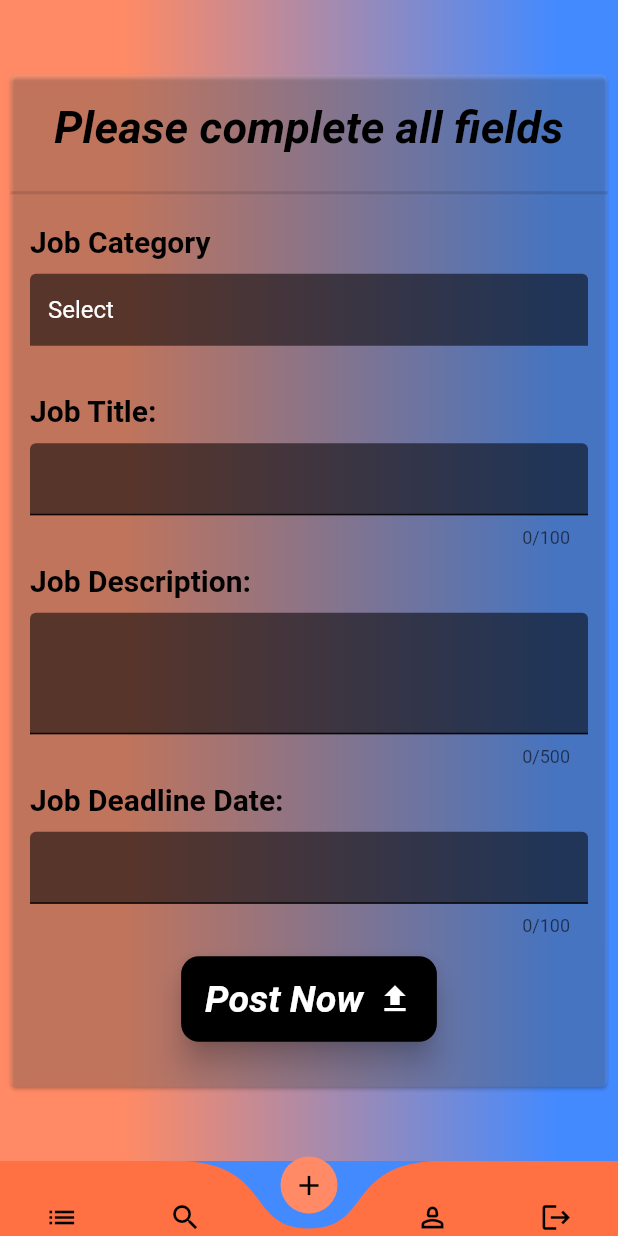
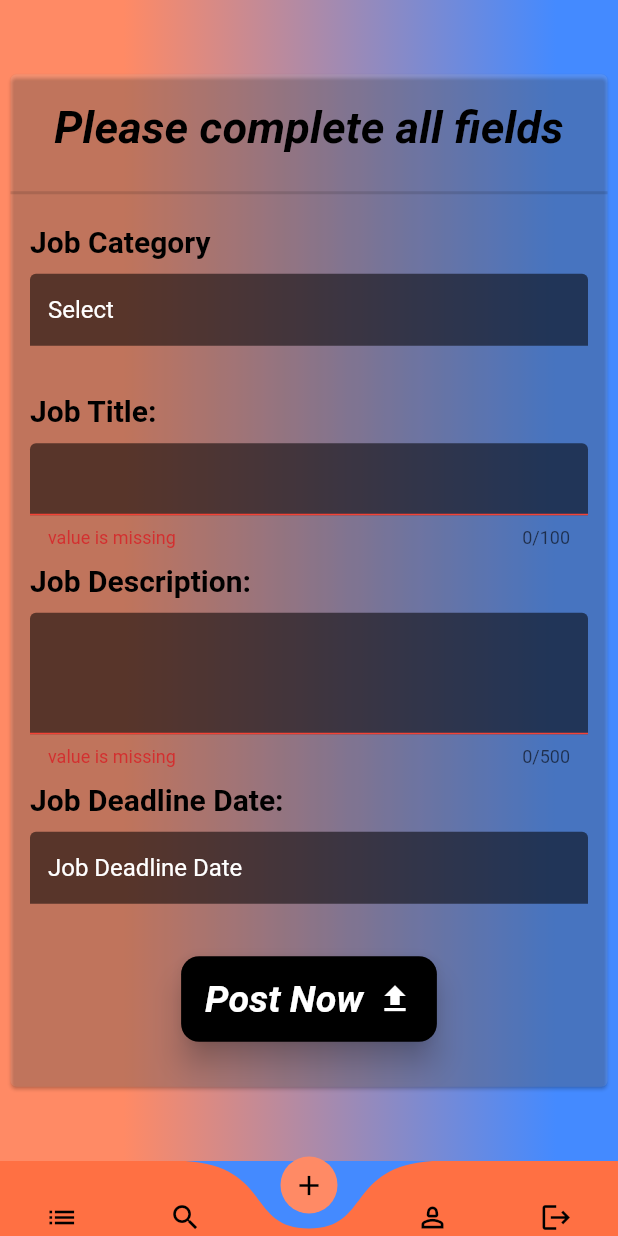
Before and after one commit to fitlaunch/ijob_CC, a Flutter app: the screen it shows once a user with an empty profile is signed in, item 3 of the bottom bar chosen, after a tap on "Post Now", on a phone screen of 412 x 824 dp. Run offline on Flutter 3.47's test engine with Material 2 defaults, Android fonts, the phone set to English and light mode, and no system bars; drawn by our look-alikes of curved_navigation_bar; our stand-ins replace cached_network_image, cloud_firestore, firebase_auth, firebase_core, firebase_storage, fluttertoast and 2 more; accounts and stored records are empty; network calls fail.

Commit message:
tie to job form to firebase and add date picker

```diff
--- a/lib/Jobs/upload_job.dart
+++ b/lib/Jobs/upload_job.dart
@@ -1,6 +1,12 @@
+import 'package:cloud_firestore/cloud_firestore.dart';
+import 'package:firebase_auth/firebase_auth.dart';
 import 'package:flutter/material.dart';
+import 'package:fluttertoast/fluttertoast.dart';
+import 'package:ijob_code_cafe/Services/global_method.dart';
+import 'package:uuid/uuid.dart';
 
 import '../Persistent/persistent.dart';
+import '../Services/global_variables.dart';
 import '../Widgets/bottom_nav_bar.dart';
 
 class UploadJobNow extends StatefulWidget {
@@ -12,15 +18,26 @@ class UploadJobNow extends StatefulWidget {
 
 class _UploadJobNowState extends State<UploadJobNow> {
   final _formKey = GlobalKey<FormState>();
+  bool _isLoading = false;
+  DateTime? picked;
+  Timestamp? deadlineDateTimeStamp;
 
   final TextEditingController _jobCategoryController =
       TextEditingController(text: 'Select');
   final TextEditingController _jobTitleController = TextEditingController();
   final TextEditingController _jobDescriptionController =
       TextEditingController();
-  final TextEditingController _jobDeadlineController = TextEditingController();
+  final TextEditingController _jobDeadlineController =
+      TextEditingController(text: 'Job Deadline Date');
 
-  bool _isLoading = false;
+  @override
+  void dispose() {
+    super.dispose();
+    _jobCategoryController.dispose();
+    _jobDeadlineController.dispose();
+    _jobDescriptionController.dispose();
+    _jobTitleController.dispose();
+  }
 
   Widget _textTitles({required String label}) {
     return Padding(
@@ -145,6 +162,93 @@ class _UploadJobNowState extends State<UploadJobNow> {
         });
   }
 
+  void _pickDateDialog() async {
+    picked = await showDatePicker(
+      context: context,
+      initialDate: DateTime.now(),
+      firstDate: DateTime.now().subtract(
+        const Duration(days: 0),
+      ),
+      lastDate: DateTime(2100),
+    );
+    if (picked != null) {
+      setState(() {
+        _jobDeadlineController.text =
+            '${picked!.year} - ${picked!.month} - ${picked!.day}';
+
+        ///need this for firebase?  works without.
+        deadlineDateTimeStamp = Timestamp.fromMicrosecondsSinceEpoch(
+            picked!.microsecondsSinceEpoch);
+      });
+    }
+  }
+
+  void _uploadTask() async {
+    final jobId = const Uuid().v4();
+    User? user = FirebaseAuth.instance.currentUser;
+    final _uid = user!.uid;
+    final isValid = _formKey.currentState!.validate();
+
+    if (isValid) {
+      if (_jobDeadlineController.text == 'Choose job Deadline date' ||
+          _jobCategoryController.text == 'Choose job category') {
+        GlobalMethod.showErrorDialog(
+            error: 'Please complete all fields', ctx: context);
+        return;
+      }
+      setState(() {
+        _isLoading = true;
+      });
+      try {
+        await FirebaseFirestore.instance.collection('jobs').doc(jobId).set({
+          'jobId': jobId,
+          'uploadedBy': _uid,
+          'email': user.email,
+          'jobCategory': _jobCategoryController.text,
+          'jobTitle': _jobTitleController.text,
+          'jobDescription': _jobDescriptionController.text,
+          'jobDeadline': _jobDeadlineController.text,
+          'deadlineTimeStamp': deadlineDateTimeStamp,
+          'jobComments': [],
+
+          ///future to be built
+          'recruitment': true,
+
+          ///future to be built
+          'name': name,
+          'userImage': userImage,
+          'location': location,
+          'applicants': 0,
+        });
+        await Fluttertoast.showToast(
+          msg: 'The task has been uploaded',
+          toastLength: Toast.LENGTH_LONG,
+          backgroundColor: Colors.grey,
+          fontSize: 18,
+        );
+        _jobTitleController.clear();
+        _jobDescriptionController.clear();
+        setState(() {
+          _jobCategoryController.text = 'Select Category';
+          _jobDeadlineController.text = 'Job Deadline';
+        });
+      } catch (error) {
+        {
+          setState(() {
+            _isLoading = false;
+          });
+          GlobalMethod.showErrorDialog(error: error.toString(), ctx: context);
+        }
+      } finally {
+        setState(() {
+          _isLoading = false;
+        });
+      }
+    } else {
+      print('Its not valid');
+    }
+  }
+
   @override
   Widget build(BuildContext context) {
     Size size = MediaQuery.of(context).size;
@@ -228,8 +332,10 @@ class _UploadJobNowState extends State<UploadJobNow> {
                               _textFormFields(
                                 valueKey: 'JobDeadline',
                                 controller: _jobDeadlineController,
-                                enabled: true,
-                                fct: () {},
+                                enabled: false,
+                                fct: () {
+                                  _pickDateDialog();
+                                },
                                 maxLength: 100,
                               ),
                             ],
@@ -242,7 +348,9 @@ class _UploadJobNowState extends State<UploadJobNow> {
                           child: _isLoading
                               ? const CircularProgressIndicator()
                               : MaterialButton(
-                                  onPressed: () {},
+                                  onPressed: () {
+                                    _uploadTask();
+                                  },
                                   color: Colors.black,
                                   elevation: 8,
                                   shape: RoundedRectangleBorder(
--- a/lib/Services/global_variables.dart
+++ b/lib/Services/global_variables.dart
@@ -8,3 +8,7 @@ String demoUrlImage =
 
 String forgetUrlImage =
     'https://4.bp.blogspot.com/-5_Oecl063RM/TjISLYUbT2I/AAAAAAAAFIE/_dq90wfvdgA/s1600/img-swg_togruta_jedi.jpg';
+
+String? name = '';
+String? userImage = '';
+String? location = '';
```
Also changed, not shown: pubspec.lock.
